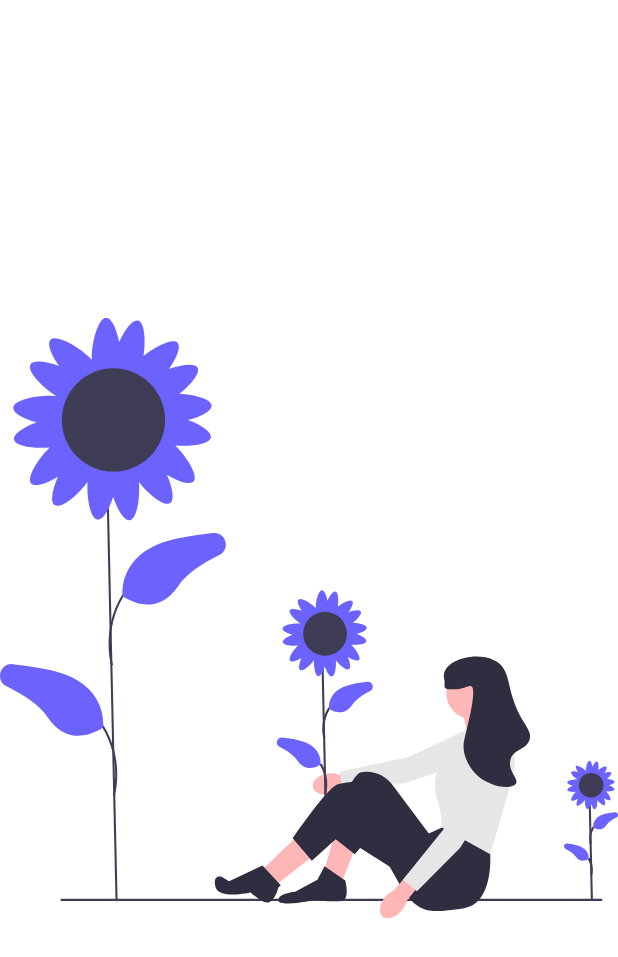
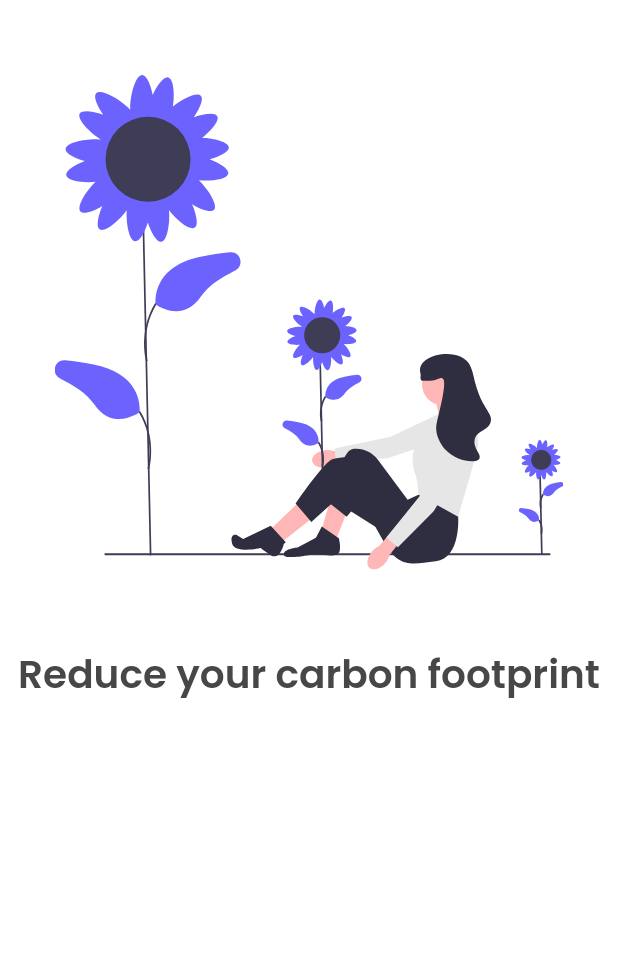
Before and after one commit to eman-khaled-fci/Graduation, a Flutter app: the screen it shows after launch, on a phone screen of 412 x 824 dp. Shown: the top 957 px of the screen. Run offline on Flutter 3.47's test engine with Material 2 defaults, Android fonts, the phone set to English and light mode, and no system bars; our stand-ins replace flutter_svg.

Commit message:
second commit

```diff
--- a/lib/screens/home/components/body.dart
+++ b/lib/screens/home/components/body.dart
@@ -1,6 +1,9 @@
 import 'package:flutter/material.dart';
 
 import 'package:flutter_svg/flutter_svg.dart';
+import 'package:graduation/size_config.dart';
+
+import '../../../constants.dart';
 
 
 class Body extends StatelessWidget {
@@ -8,13 +11,36 @@ class Body extends StatelessWidget {
 
   @override
   Widget build(BuildContext context) {
-    return Center(
-     child:  SvgPicture.asset("assets/images/FirstPage.svg")
+    return SafeArea(
+        child: SizedBox(
+          width: double.infinity,
+          child: Padding(
+            padding:// EdgeInsets.symmetric(horizontal: getProportionateScreenWidth(20)),
+           EdgeInsets.all(0),
+
+            child: SingleChildScrollView(
+              child: Column(
+                children: [
+                  Padding(
+                    padding: EdgeInsets.symmetric(vertical: 50),
+
+                    child:
+                      SvgPicture.asset("assets/images/FirstPage.svg",height: SizeConfig.screenHeight*0.4),
 
 
+                  ),
+                  Text("Reduce your carbon footprint",textAlign: TextAlign.center,style: LightModeHeadersStyle,)
+                ],
+
+              ),
+
+            ),
+
+          ),
+        )
 
 
-      );
+    );
 
 
   }
```
Also changed, not shown: lib/constants.dart (+33 -0 lines), pubspec.yaml (+7 -29 lines), assets/fonts/Lobster-Regular.ttf (added), assets/fonts/Poppins-Regular.ttf (renamed from assets/fonts/Poppins/Poppins-Regular.ttf), assets/fonts/Poppins-SemiBold.ttf (renamed from assets/fonts/Poppins/Poppins-SemiBold.ttf).
